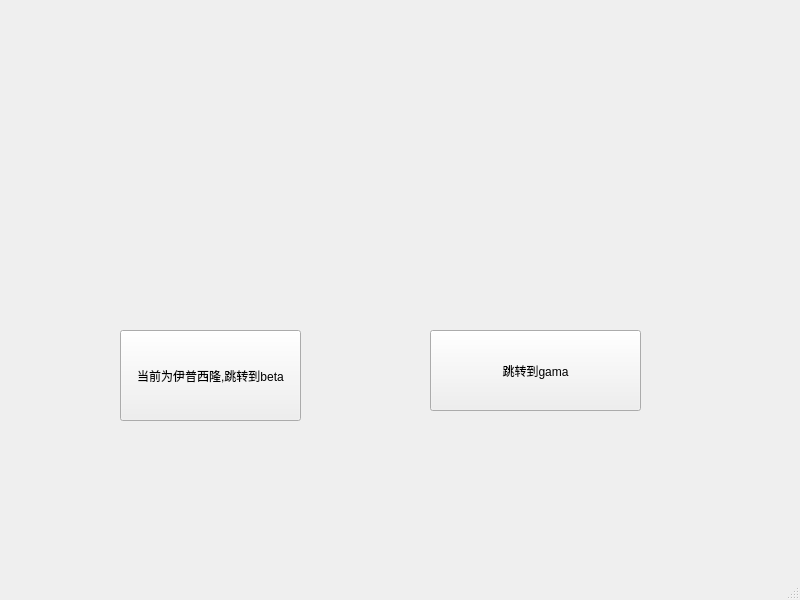
Qt form yipuxilong.ui (monkeyking-hub/fly_manage_system) before a commit.
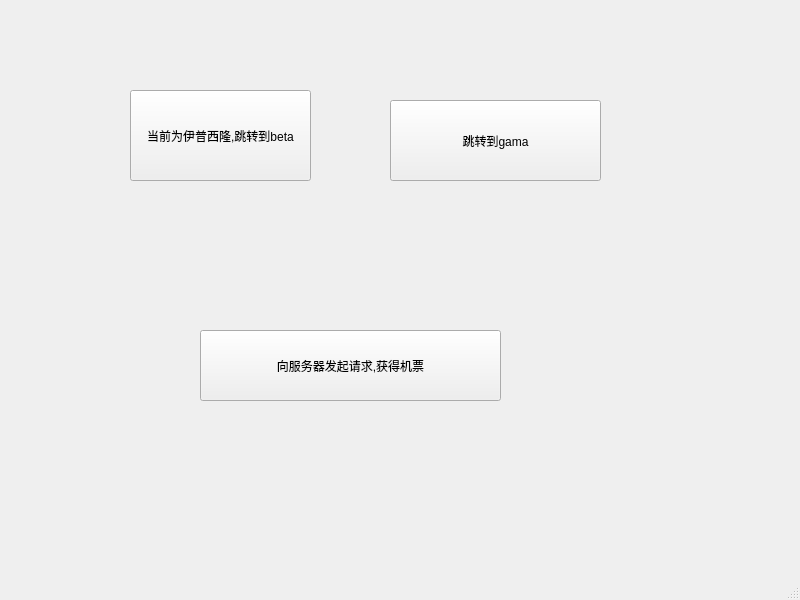
The same form after that commit.

What changed in the file:
```diff
--- a/yipuxilong.ui
+++ b/yipuxilong.ui
@@ -17,8 +17,8 @@
    <widget class="QPushButton" name="toBetaButton">
     <property name="geometry">
      <rect>
-      <x>120</x>
-      <y>330</y>
+      <x>130</x>
+      <y>90</y>
       <width>181</width>
       <height>91</height>
      </rect>
@@ -30,8 +30,8 @@
    <widget class="QPushButton" name="toGameButton">
     <property name="geometry">
      <rect>
-      <x>430</x>
-      <y>330</y>
+      <x>390</x>
+      <y>100</y>
       <width>211</width>
       <height>81</height>
      </rect>
@@ -40,6 +40,19 @@
      <string>跳转到gama</string>
     </property>
    </widget>
+   <widget class="QPushButton" name="RequestButton">
+    <property name="geometry">
+     <rect>
+      <x>200</x>
+      <y>330</y>
+      <width>301</width>
+      <height>71</height>
+     </rect>
+    </property>
+    <property name="text">
+     <string>向服务器发起请求,获得机票</string>
+    </property>
+   </widget>
   </widget>
   <widget class="QMenuBar" name="menubar">
    <property name="geometry">
```
